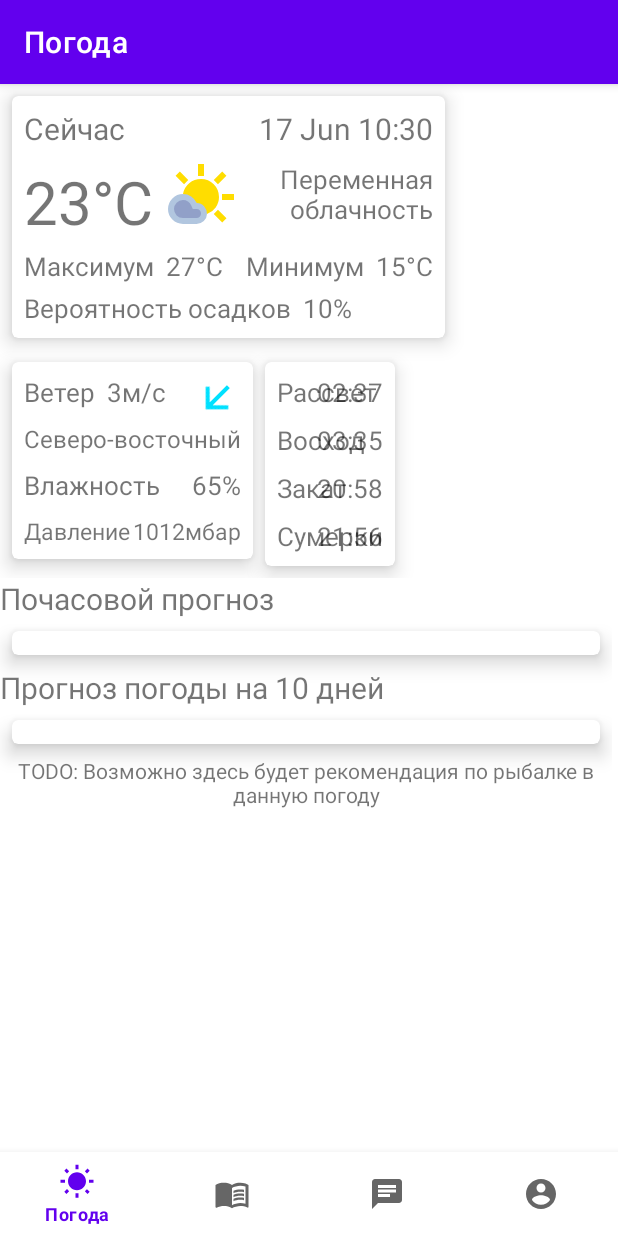
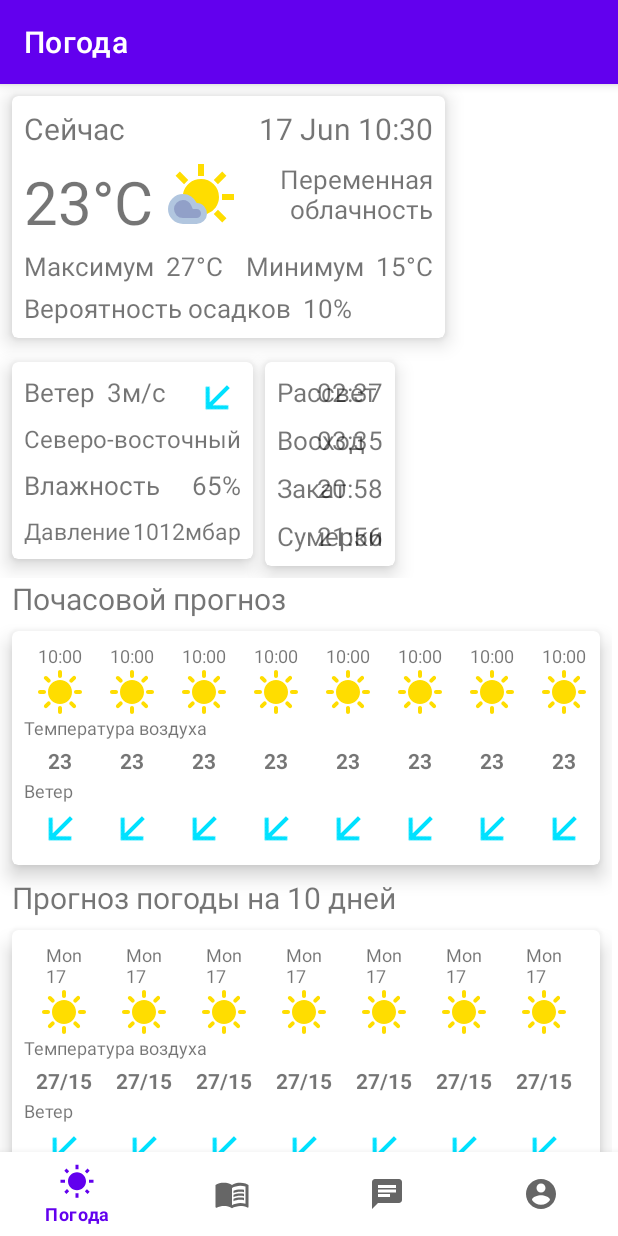
Before and after one commit to vladossy4/tbank-fishing, an Android app: the screen it shows after launch (MainActivity), on a phone screen of 412 x 824 dp. Run offline under Robolectric (Android 15) with nearby library versions, the light colour scheme and no system bars; our stand-ins replace FlexboxLayout, navigation-ui.

Commit message:
Add weather lists for hours and days

```diff
--- a/android/app/src/main/java/com/salfetka/fishing/models/Weather.java
+++ b/android/app/src/main/java/com/salfetka/fishing/models/Weather.java
@@ -14,13 +14,13 @@ public class Weather {
     /** Единицы измерения давления */
     final String pressureUnit;
     /** Температура воздуха  */
-    final Integer temperature;
+    final int temperature;
     /** Состояние погоды */
     final String currentWeather;
     /** Максимальная температура */
-    final Integer maxTemperature;
+    final int maxTemperature;
     /** Минимальная температура */
-    final Integer minTemperature;
+    final int minTemperature;
     /** Вероятность осадков */
     final int chanceOfPrecipitation;
     /** Направление ветра */
@@ -52,8 +52,18 @@ public class Weather {
         return weatherTime;
     }
 
-    public String getLastUpdateFormat() {
+    public String getWeatherDateTimeFormat() {
         SimpleDateFormat formatter = new SimpleDateFormat("d MMM k:mm", Locale.getDefault());
+        return formatter.format(weatherTime);
+    }
+
+    public String getWeatherHourFormat() {
+        SimpleDateFormat formatter = new SimpleDateFormat("k:00", Locale.getDefault());
+        return formatter.format(weatherTime);
+    }
+
+    public String getWeatherDayFormat() {
+        SimpleDateFormat formatter = new SimpleDateFormat("E\nd", Locale.getDefault());
         return formatter.format(weatherTime);
     }
 
@@ -69,7 +79,7 @@ public class Weather {
         return pressureUnit;
     }
 
-    public Integer getTemperature() {
+    public int getTemperature() {
         return temperature;
     }
 
@@ -77,11 +87,11 @@ public class Weather {
         return currentWeather;
     }
 
-    public Integer getMaxTemperature() {
+    public int getMaxTemperature() {
         return maxTemperature;
     }
 
-    public Integer getMinTemperature() {
+    public int getMinTemperature() {
         return minTemperature;
     }
 
--- a/android/app/src/main/java/com/salfetka/fishing/models/Wind.java
+++ b/android/app/src/main/java/com/salfetka/fishing/models/Wind.java
@@ -25,4 +25,7 @@ public enum Wind {
     public String getShortName() {
         return shortName;
     }
+    public int getAngle() {
+        return this.ordinal() * 45;
+    }
 }
--- /dev/null
+++ b/android/app/src/main/java/com/salfetka/fishing/ui/weather/WeatherAdapter.java
@@ -0,0 +1,71 @@
+package com.salfetka.fishing.ui.weather;
+
+import android.content.Context;
+import android.view.LayoutInflater;
+import android.view.View;
+import android.view.ViewGroup;
+import android.widget.ImageButton;
+import android.widget.ImageView;
+import android.widget.TextView;
+
+import androidx.annotation.NonNull;
+import androidx.recyclerview.widget.RecyclerView;
+
+import com.salfetka.fishing.R;
+import com.salfetka.fishing.models.Weather;
+
+import java.util.Calendar;
+import java.util.GregorianCalendar;
+import java.util.List;
+
+public class WeatherAdapter extends RecyclerView.Adapter<WeatherAdapter.ViewHolder> {
+
+    private final LayoutInflater inflater;
+    private final List<Weather> weatherList;
+    private boolean forDay;
+
+    WeatherAdapter(Context context, List<Weather> weatherList, boolean forDay) {
+        this.weatherList = weatherList;
+        this.inflater = LayoutInflater.from(context);
+        this.forDay = forDay;
+    }
+    @NonNull
+    @Override
+    public WeatherAdapter.ViewHolder onCreateViewHolder(@NonNull ViewGroup parent, int viewType) {
+        View view = inflater.inflate(R.layout.item_weather, parent, false);
+        return new ViewHolder(view);
+    }
+
+    @Override
+    public void onBindViewHolder(@NonNull WeatherAdapter.ViewHolder holder, int position) {
+        Weather weather = weatherList.get(position);
+        if (forDay){
+            holder.title.setText(weather.getWeatherDayFormat());
+            holder.temperature.setText(weather.getMaxTemperature()+"/"+weather.getMinTemperature());
+        }
+        else {
+            holder.title.setText(weather.getWeatherHourFormat());
+            holder.temperature.setText(String.valueOf(weather.getTemperature()));
+        }
+        holder.weatherIcon.setImageResource(R.drawable.ic_weather_sunny_48dp);
+        holder.windIcon.setRotation(weather.getWindOrientation().getAngle());
+    }
+
+    @Override
+    public int getItemCount() {
+        return weatherList.size();
+    }
+
+    public static class ViewHolder extends RecyclerView.ViewHolder {
+        final ImageView weatherIcon, windIcon;
+        final TextView title, temperature;
+
+        public ViewHolder(@NonNull View itemView) {
+            super(itemView);
+            title = itemView.findViewById(R.id.weather_item_title);
+            temperature = itemView.findViewById(R.id.weather_item_temperature);
+            weatherIcon = itemView.findViewById(R.id.item_current_weather);
+            windIcon = itemView.findViewById(R.id.item_current_wind);
+        }
+    }
+}
--- a/android/app/src/main/java/com/salfetka/fishing/ui/weather/WeatherFragment.java
+++ b/android/app/src/main/java/com/salfetka/fishing/ui/weather/WeatherFragment.java
@@ -11,6 +11,9 @@ import androidx.fragment.app.Fragment;
 import androidx.lifecycle.ViewModelProvider;
 
 import com.salfetka.fishing.databinding.FragmentWeatherBinding;
+import com.salfetka.fishing.models.Weather;
+
+import java.util.ArrayList;
 
 public class WeatherFragment extends Fragment {
 
@@ -27,14 +30,14 @@ public class WeatherFragment extends Fragment {
 
         weatherViewModel.getWeather().observe(getViewLifecycleOwner(), weather -> {
             if (weather != null) {
-                binding.lastUpdatedWeather.setText(weather.getLastUpdateFormat());
+                binding.lastUpdatedWeather.setText(weather.getWeatherDateTimeFormat());
                 binding.currentTemperature.setText(weather.getTemperature()+weather.getTemperatureUnit());
                 binding.currentWeather.setText(weather.getCurrentWeather());
                 binding.maxTemperature.setText(weather.getMaxTemperature()+weather.getTemperatureUnit());
                 binding.minTemperature.setText(weather.getMinTemperature()+weather.getTemperatureUnit());
                 binding.chanceOfPrecipitation.setText(weather.getChanceOfPrecipitation()+"%");
                 binding.windOrientation.setText(weather.getWindOrientation().getFullName());
-                binding.imageCurrentWind.setRotation(weather.getWindOrientation().ordinal()*45);
+                binding.imageCurrentWind.setRotation(weather.getWindOrientation().getAngle());
                 binding.windPower.setText(weather.getWindSpeed()+weather.getSpeedUnit());
                 binding.humidity.setText(weather.getHumidity()+"%");
                 binding.pressure.setText(weather.getPressure()+weather.getPressureUnit());
@@ -48,6 +51,10 @@ public class WeatherFragment extends Fragment {
                 binding.twilight.setText(sunTimes.getTwilight());
             }
         });
+        WeatherAdapter hourAdapter = new WeatherAdapter(getContext(), weatherViewModel.getHoursWeatherList().getValue(), false);
+        WeatherAdapter daysAdapter = new WeatherAdapter(getContext(), weatherViewModel.getDaysWeatherList().getValue(), true);
+        binding.hoursWeather.setAdapter(hourAdapter);
+        binding.daysWeather.setAdapter(daysAdapter);
         return root;
     }
 
--- a/android/app/src/main/java/com/salfetka/fishing/ui/weather/WeatherViewModel.java
+++ b/android/app/src/main/java/com/salfetka/fishing/ui/weather/WeatherViewModel.java
@@ -11,13 +11,17 @@ import com.salfetka.fishing.models.Wind;
 import java.text.SimpleDateFormat;
 import java.time.LocalDate;
 import java.time.LocalTime;
+import java.util.ArrayList;
 import java.util.Date;
+import java.util.List;
 import java.util.Locale;
 
 public class WeatherViewModel extends ViewModel {
 
     private final MutableLiveData<Weather> weather;
     private final MutableLiveData<SunTimes> sunTimes;
+    private final MutableLiveData<List<Weather>> hoursWeatherList;
+    private final MutableLiveData<List<Weather>> daysWeatherList;
     public WeatherViewModel() {
         weather = new MutableLiveData<>(new Weather(
                 new Date(),
@@ -40,7 +44,19 @@ public class WeatherViewModel extends ViewModel {
                 "20:58",
                 "21:56"
         ));
-
+        ArrayList<Weather> weatherList = new ArrayList<>();
+        weatherList.add(weather.getValue());
+        weatherList.add(weather.getValue());
+        weatherList.add(weather.getValue());
+        weatherList.add(weather.getValue());
+        weatherList.add(weather.getValue());
+        weatherList.add(weather.getValue());
+        weatherList.add(weather.getValue());
+        weatherList.add(weather.getValue());
+        weatherList.add(weather.getValue());
+        weatherList.add(weather.getValue());
+        hoursWeatherList = new MutableLiveData<>(weatherList);
+        daysWeatherList = new MutableLiveData<>(weatherList);
     }
 
     public MutableLiveData<Weather> getWeather() {
@@ -50,6 +66,14 @@ public class WeatherViewModel extends ViewModel {
         return sunTimes;
     }
 
+    public MutableLiveData<List<Weather>> getHoursWeatherList() {
+        return hoursWeatherList;
+    }
+
+    public MutableLiveData<List<Weather>> getDaysWeatherList() {
+        return daysWeatherList;
+    }
+
     public void setWeather(Weather newWeather) {
         weather.setValue(newWeather);
     }
--- a/android/app/src/main/res/layout/fragment_weather.xml
+++ b/android/app/src/main/res/layout/fragment_weather.xml
@@ -78,7 +78,7 @@
                         android:layout_height="wrap_content"
                         android:layout_marginStart="8dp"
                         android:layout_marginTop="8dp"
-                        android:contentDescription="Значок погоды"
+                        android:contentDescription="@string/weather_icon_description"
                         android:src="@drawable/ic_weather_partly_cloudy_48dp"
                         app:layout_constraintLeft_toRightOf="@id/current_temperature"
                         app:layout_constraintTop_toBottomOf="@id/text_now" />
@@ -192,8 +192,7 @@
                         android:id="@+id/image_current_wind"
                         android:layout_width="wrap_content"
                         android:layout_height="wrap_content"
-                        android:contentDescription="Направление ветра"
-                        android:rotation="45"
+                        android:contentDescription="@string/wind_icon_description"
                         android:src="@drawable/ic_weather_wind_arrow_down_32dp"
                         app:layout_constraintRight_toRightOf="parent"
                         app:layout_constraintTop_toTopOf="parent" />
@@ -258,8 +257,8 @@
                 android:layout_height="wrap_content"
                 android:layout_margin="8dp"
                 app:cardElevation="8dp"
-                app:layout_flexGrow="1"
-                app:layout_minWidth="150dp">
+                app:layout_flexGrow="0.65"
+                app:layout_minWidth="140dp">
 
                 <androidx.constraintlayout.widget.ConstraintLayout
                     android:layout_width="match_parent"
@@ -352,6 +351,7 @@
             android:layout_width="wrap_content"
             android:layout_height="wrap_content"
             android:text="@string/hourly_weather"
+            android:layout_marginStart="8dp"
             android:textSize="@dimen/weather_text_size_title" />
 
         <com.google.android.material.card.MaterialCardView
@@ -360,22 +360,49 @@
             android:layout_margin="8dp"
             app:cardElevation="8dp">
 
+            <FrameLayout
+                android:layout_width="match_parent"
+                android:layout_height="match_parent">
                 <HorizontalScrollView
                     android:layout_width="match_parent"
                     android:layout_height="wrap_content"
                     android:layout_margin="8dp">
                     <androidx.recyclerview.widget.RecyclerView
+                        android:id="@+id/hours_weather"
                         android:layout_width="wrap_content"
-                    android:layout_height="wrap_content">
-
+                        android:layout_height="wrap_content"
+                        android:orientation="horizontal"
+                        app:layoutManager="androidx.recyclerview.widget.LinearLayoutManager">
                     </androidx.recyclerview.widget.RecyclerView>
                 </HorizontalScrollView>
+                <LinearLayout
+                    android:layout_width="match_parent"
+                    android:layout_height="match_parent"
+                    android:layout_marginStart="8dp"
+                    android:orientation="vertical">
+
+                    <TextView
+                        android:layout_width="wrap_content"
+                        android:layout_height="wrap_content"
+                        android:layout_marginTop="@dimen/weather_hint_temperature_hour"
+                        android:text="@string/weather_temperature_hint"
+                        android:textSize="@dimen/weather_text_size_hint"/>
+                    <TextView
+                        android:layout_width="wrap_content"
+                        android:layout_height="wrap_content"
+                        android:layout_marginTop="@dimen/weather_hint_wind"
+                        android:text="@string/wind"
+                        android:textSize="@dimen/weather_text_size_hint"/>
+                </LinearLayout>
+            </FrameLayout>
+
         </com.google.android.material.card.MaterialCardView>
 
         <TextView
             android:layout_width="wrap_content"
             android:layout_height="wrap_content"
             android:text="@string/ten_day_weather"
+            android:layout_marginStart="8dp"
             android:textSize="@dimen/weather_text_size_title" />
 
         <com.google.android.material.card.MaterialCardView
@@ -384,16 +411,41 @@
             android:layout_margin="8dp"
             app:cardElevation="8dp">
 
+            <FrameLayout
+                android:layout_width="match_parent"
+                android:layout_height="match_parent">
                 <HorizontalScrollView
                     android:layout_width="match_parent"
                     android:layout_height="wrap_content"
                     android:layout_margin="8dp">
                     <androidx.recyclerview.widget.RecyclerView
+                        android:id="@+id/days_weather"
                         android:layout_width="wrap_content"
-                    android:layout_height="wrap_content">
-
+                        android:layout_height="wrap_content"
+                        android:orientation="horizontal"
+                        app:layoutManager="androidx.recyclerview.widget.LinearLayoutManager">
                     </androidx.recyclerview.widget.RecyclerView>
                 </HorizontalScrollView>
+                <LinearLayout
+                    android:layout_width="match_parent"
+                    android:layout_height="match_parent"
+                    android:layout_marginStart="8dp"
+                    android:orientation="vertical">
+
+                    <TextView
+                        android:layout_width="wrap_content"
+                        android:layout_height="wrap_content"
+                        android:layout_marginTop="@dimen/weather_hint_temperature_day"
+                        android:text="@string/weather_temperature_hint"
+                        android:textSize="@dimen/weather_text_size_hint"/>
+                    <TextView
+                        android:layout_width="wrap_content"
+                        android:layout_height="wrap_content"
+                        android:layout_marginTop="@dimen/weather_hint_wind"
+                        android:text="@string/wind"
+                        android:textSize="@dimen/weather_text_size_hint"/>
+                </LinearLayout>
+            </FrameLayout>
         </com.google.android.material.card.MaterialCardView>
 
         <TextView
--- a/android/app/src/main/res/layout/item_weather.xml
+++ b/android/app/src/main/res/layout/item_weather.xml
@@ -1,39 +1,39 @@
 <?xml version="1.0" encoding="utf-8"?>
 <LinearLayout xmlns:android="http://schemas.android.com/apk/res/android"
+    xmlns:app="http://schemas.android.com/apk/res-auto"
     android:orientation="vertical"
     android:layout_width="wrap_content"
-    android:layout_height="wrap_content">
+    android:layout_height="wrap_content"
+    android:layout_marginStart="8dp"
+    android:layout_marginEnd="8dp"
+    android:gravity="center">
 
     <TextView
         android:id="@+id/weather_item_title"
         android:layout_width="wrap_content"
         android:layout_height="wrap_content"
-        android:textSize="@dimen/weather_text_size_small"/>
+        android:textSize="@dimen/weather_text_size_list"/>
 
     <ImageView
         android:id="@+id/item_current_weather"
         android:layout_width="32dp"
         android:layout_height="32dp"
-        android:contentDescription="Направление ветра"
+        android:contentDescription="@string/weather_icon_description"
         android:src="@drawable/ic_weather_cloudy_48dp"/>
 
     <TextView
-        android:id="@+id/weather_item_max_temperature"
+        android:id="@+id/weather_item_temperature"
         android:layout_width="wrap_content"
         android:layout_height="wrap_content"
-        android:textSize="@dimen/weather_text_size_small"/>
-
-    <TextView
-        android:id="@+id/weather_item_min_temperature"
-        android:layout_width="wrap_content"
-        android:layout_height="wrap_content"
-        android:textSize="@dimen/weather_text_size_small"/>
+        android:layout_marginTop="20dp"
+        android:textStyle="bold"
+        android:textSize="@dimen/weather_text_size_temperature_list" />
 
     <ImageView
         android:id="@+id/item_current_wind"
         android:layout_width="wrap_content"
         android:layout_height="wrap_content"
-        android:contentDescription="Направление ветра"
-        android:rotation="180"
+        android:layout_marginTop="20dp"
+        android:contentDescription="@string/wind_icon_description"
         android:src="@drawable/ic_weather_wind_arrow_down_32dp"/>
 </LinearLayout>
--- a/android/app/src/main/res/values/dimens.xml
+++ b/android/app/src/main/res/values/dimens.xml
@@ -8,5 +8,11 @@
     <dimen name="weather_text_size_big_temperature">40sp</dimen>
     <dimen name="weather_text_size_title">20sp</dimen>
     <dimen name="weather_text_size_pressure">15sp</dimen>
-    <dimen name="weather_text_size_small">10sp</dimen>
+    <dimen name="weather_text_size_list">12sp</dimen>
+    <dimen name="weather_text_size_temperature_list">14sp</dimen>
+    <dimen name="weather_text_size_hint">12sp</dimen>
+
+    <dimen name="weather_hint_temperature_hour">56dp</dimen>
+    <dimen name="weather_hint_temperature_day">70dp</dimen>
+    <dimen name="weather_hint_wind">25dp</dimen>
 </resources>
--- a/android/app/src/main/res/values/strings.xml
+++ b/android/app/src/main/res/values/strings.xml
@@ -19,4 +19,7 @@
     <string name="twilight">Сумерки</string>
     <string name="hourly_weather">Почасовой прогноз</string>
     <string name="ten_day_weather">Прогноз погоды на 10 дней</string>
+    <string name="wind_icon_description">Направление ветра</string>
+    <string name="weather_icon_description">Значок погоды</string>
+    <string name="weather_temperature_hint">Температура воздуха</string>
 </resources>
```
Lines whose indentation alone changed are shown as unchanged.
